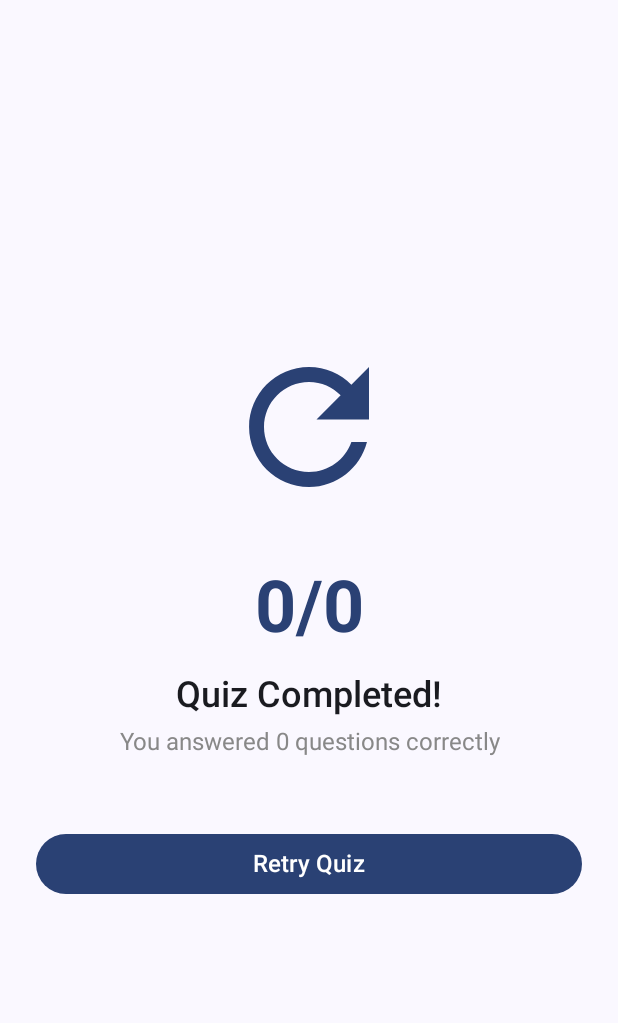
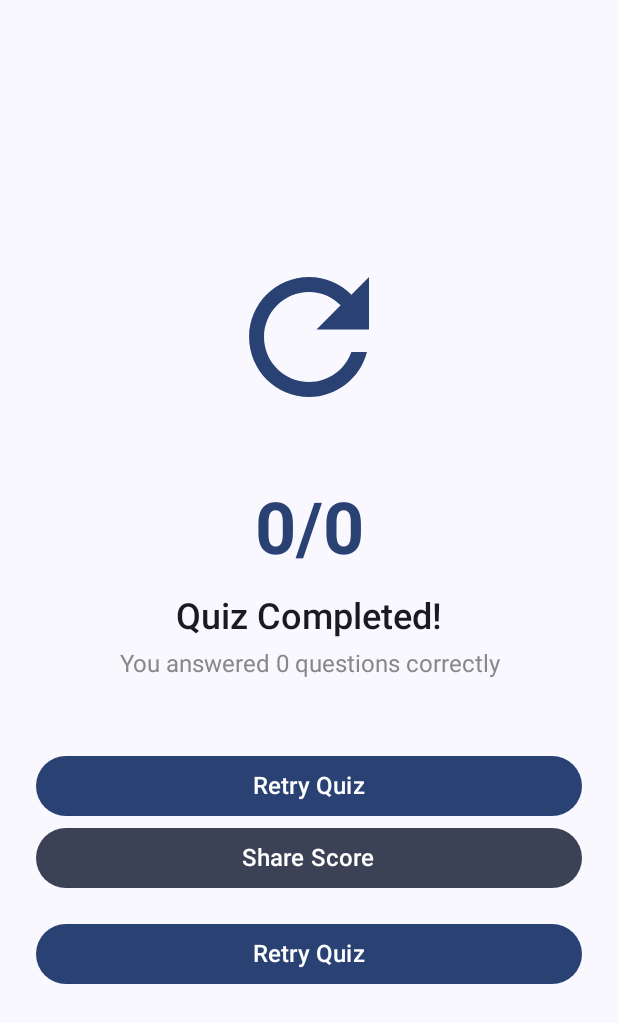
Before and after one commit to Group-36-Mobile-Dev-Project/QuizAppProject-G36-, an Android app built with Jetpack Compose: the composable ResultsScreen called with empty values, on a phone screen of 412 x 824 dp. Shown: the top 1023 px of the screen. Run offline under Robolectric (Android 15) with nearby library versions, the phone set to English and light mode, and no system bars.

Commit message:
sharing code

```diff
--- a/app/src/main/java/com/example/quizapp/ui/screens/ResultsScreen.kt
+++ b/app/src/main/java/com/example/quizapp/ui/screens/ResultsScreen.kt
@@ -1,11 +1,13 @@
 package com.example.quizapp.ui.screens
 
+import android.content.Intent
 import androidx.compose.foundation.layout.*
 import androidx.compose.material.icons.Icons
 import androidx.compose.material.icons.filled.Refresh
 import androidx.compose.material3.*
 import androidx.compose.runtime.Composable
 import androidx.compose.ui.Alignment
+import androidx.compose.ui.platform.LocalContext
 import androidx.compose.ui.tooling.preview.Preview
 import androidx.compose.ui.Modifier
 import androidx.compose.ui.graphics.Color
@@ -14,10 +16,12 @@ import androidx.compose.ui.text.style.TextAlign
 import androidx.compose.ui.unit.dp
 import androidx.compose.ui.unit.sp
 import androidx.navigation.NavController
-import com.example.quizapp.ui.theme.getCategoryColor
 
 @Composable
 fun ResultsScreen(navController: NavController, score: Int, totalQuestions: Int) {
+    val context = LocalContext.current
+    val shareMessage = "I got $score/$totalQuestions points in Beetlequiz!"
+
     Column(
         modifier = Modifier
             .fillMaxSize()
@@ -33,7 +37,7 @@ fun ResultsScreen(navController: NavController, score: Int, totalQuestions: Int)
             modifier = Modifier.size(120.dp)
         )
 
-        Spacer(modifier = Modifier.height(32.dp))
+        Spacer(modifier = Modifier.height(40.dp))
 
         // Score Display
         Text(
@@ -76,5 +80,41 @@ fun ResultsScreen(navController: NavController, score: Int, totalQuestions: Int)
         ) {
             Text("Retry Quiz", fontSize = 16.sp)
         }
+
+        // Share Button
+        Button(
+            onClick = {
+                val intent = Intent().apply {
+                    action = Intent.ACTION_SEND
+                    putExtra(Intent.EXTRA_TEXT, shareMessage)
+                    type = "text/plain"
+                }
+                context.startActivity(Intent.createChooser(intent, "Share Score Via"))
+            },
+            modifier = Modifier.fillMaxWidth(),
+            colors = ButtonDefaults.buttonColors(
+                containerColor = MaterialTheme.colorScheme.secondary,
+                contentColor = Color.White
+            )
+        ) {
+            Text("Share Score", fontSize = 16.sp)
+        }
+
+        Spacer(modifier = Modifier.height(16.dp))
+
+        // Retry Button (existing button)
+        Button(
+            onClick = {
+                navController.popBackStack()
+                navController.navigate("home")
+            },
+            modifier = Modifier.fillMaxWidth(),
+            colors = ButtonDefaults.buttonColors(
+                containerColor = MaterialTheme.colorScheme.primary,
+                contentColor = Color.White
+            )
+        ) {
+            Text("Retry Quiz", fontSize = 16.sp)
+        }
     }
 }
```
